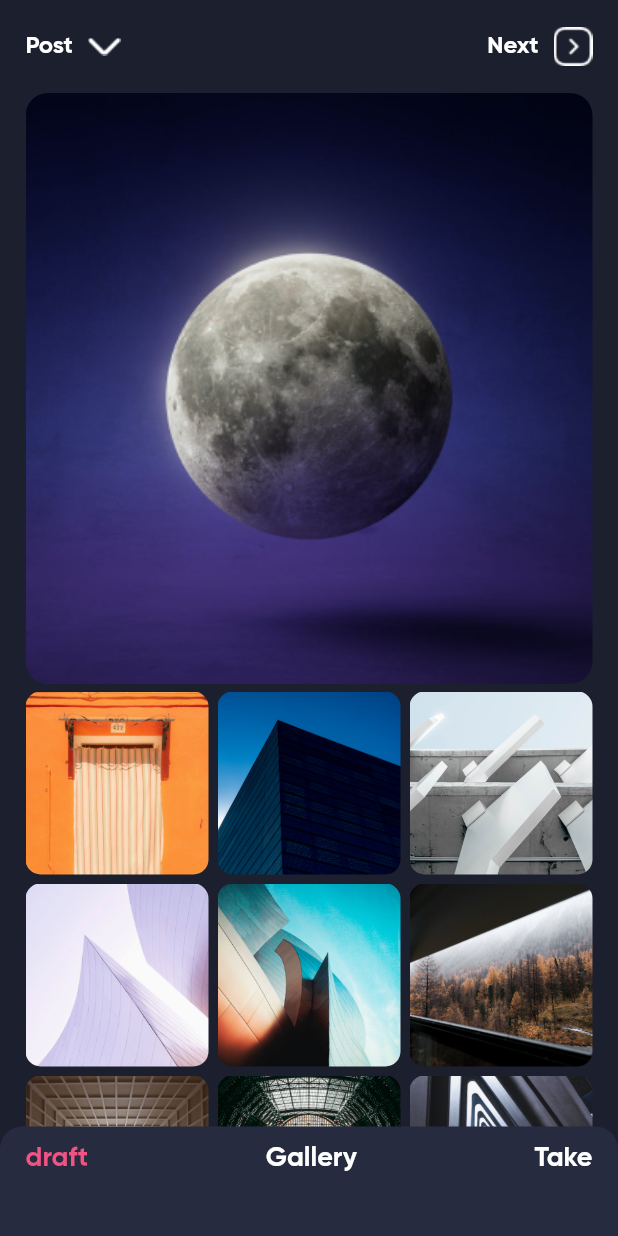
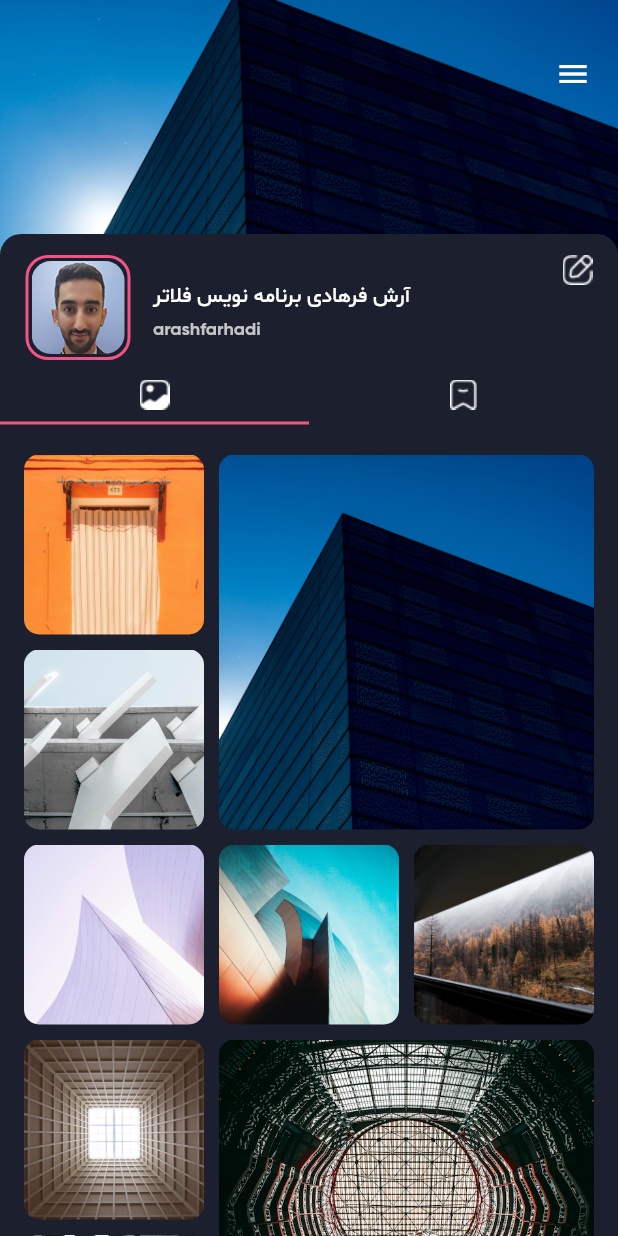
Before and after one commit to efarhadi/instagram, a Flutter app: the screen it shows after launch, on a phone screen of 412 x 824 dp. Run offline on Flutter 3.47's test engine with Material 2 defaults, Android fonts, the phone set to English and light mode, and no system bars; our stand-ins replace dotted_border.

Commit message:
implement Profile Screen

```diff
--- a/lib/main.dart
+++ b/lib/main.dart
@@ -1,9 +1,11 @@
 import 'package:flutter/material.dart';
+import 'package:instagram_app/screens/activity_screen.dart';
 import 'package:instagram_app/screens/add_post_screen.dart';
 import 'package:instagram_app/screens/home_screen.dart';
 import 'package:instagram_app/screens/login_screen.dart';
 import 'package:instagram_app/screens/search_screen.dart';
 import 'package:instagram_app/screens/switch_account_screen.dart';
+import 'package:instagram_app/screens/user_profile_screen.dart';
 
 void main() {
   runApp(Application());
@@ -31,7 +33,7 @@ class Application extends StatelessWidget {
                 textStyle: TextStyle(fontFamily: 'GB', fontSize: 16)),
           )),
       debugShowCheckedModeBanner: false,
-      home: addPost(),
+      home: UserProfile(),
     );
   }
 }
--- /dev/null
+++ b/lib/models/enums/activity_type.dart
@@ -0,0 +1,5 @@
+enum ActivityStatus {
+  following,
+  like,
+  followback,
+}
--- /dev/null
+++ b/lib/screens/user_profile_screen.dart
@@ -0,0 +1,198 @@
+import 'package:flutter/material.dart';
+import 'package:flutter_staggered_grid_view/flutter_staggered_grid_view.dart';
+
+class UserProfile extends StatelessWidget {
+  const UserProfile({Key? key}) : super(key: key);
+
+  @override
+  Widget build(BuildContext context) {
+    return Scaffold(
+      backgroundColor: Color(0xff1C1F2E),
+      body: SafeArea(
+        child: DefaultTabController(
+          length: 2,
+          child: NestedScrollView(
+            headerSliverBuilder: ((context, IsScrolled) {
+              return [
+                SliverAppBar(
+                  toolbarHeight: 80,
+                  actions: [
+                    Padding(
+                      padding: const EdgeInsets.only(right: 18, top: 18),
+                      child: Icon(
+                        Icons.menu,
+                      ),
+                    )
+                  ],
+                  expandedHeight: 170,
+                  backgroundColor: Color(0xff1C1F2E),
+                  flexibleSpace: FlexibleSpaceBar(
+                    background: Image.asset(
+                      'images/item1.png',
+                      fit: BoxFit.cover,
+                    ),
+                  ),
+                  bottom: PreferredSize(
+                      preferredSize: Size.fromHeight(10),
+                      child: Container(
+                        decoration: BoxDecoration(
+                            color: Color(0xff1C1F2E),
+                            borderRadius: BorderRadius.only(
+                                topRight: Radius.circular(15),
+                                topLeft: Radius.circular(15))),
+                        height: 14,
+                      )),
+                ),
+                SliverToBoxAdapter(
+                  child: _getNameUserProfile(),
+                ),
+                SliverPersistentHeader(
+                  pinned: true,
+                  // floating: true,
+                  delegate: TabBarviewDelegate(
+                    TabBar(
+                      indicatorColor: Color(0xffF35583),
+                      indicatorPadding: EdgeInsets.only(bottom: 5),
+                      indicatorWeight: 2,
+                      tabs: [
+                        Tab(
+                          icon: Image.asset('images/icon_tab_posts.png'),
+                        ),
+                        Tab(
+                          icon: Image.asset('images/icon_tab_bookmark.png'),
+                        )
+                      ],
+                    ),
+                  ),
+                )
+              ];
+            }),
+            body: TabBarView(children: [
+              CustomScrollView(
+                slivers: [
+                  SliverPadding(padding: EdgeInsets.only(top: 15)),
+                  _getProfileContent(),
+                ],
+              ),
+              CustomScrollView(
+                slivers: [
+                  SliverPadding(padding: EdgeInsets.only(top: 15)),
+                  _getProfileContent(),
+                ],
+              ),
+            ]),
+          ),
+        ),
+      ),
+    );
+  }
+
+  Widget _getProfileContent() {
+    return SliverPadding(
+      padding: EdgeInsets.symmetric(horizontal: 16),
+      sliver: SliverGrid(
+        delegate: SliverChildBuilderDelegate(
+            (context, index) => ClipRRect(
+                  borderRadius: BorderRadius.circular(10),
+                  child: Container(
+                    child: Image.asset(
+                      'images/item$index.png',
+                      fit: BoxFit.cover,
+                    ),
+                  ),
+                ),
+            childCount: 10),
+        gridDelegate: SliverQuiltedGridDelegate(
+          crossAxisCount: 3,
+          mainAxisSpacing: 10,
+          crossAxisSpacing: 10,
+          repeatPattern: QuiltedGridRepeatPattern.inverted,
+          pattern: [
+            QuiltedGridTile(1, 1),
+            QuiltedGridTile(2, 2),
+            QuiltedGridTile(1, 1),
+            QuiltedGridTile(1, 1),
+            QuiltedGridTile(1, 1),
+          ],
+        ),
+      ),
+    );
+  }
+
+  Widget _getNameUserProfile() {
+    return Padding(
+      padding: const EdgeInsets.symmetric(horizontal: 17.0),
+      child: Row(
+        crossAxisAlignment: CrossAxisAlignment.start,
+        children: [
+          Container(
+            width: 70,
+            height: 70,
+            padding: EdgeInsets.all(2),
+            decoration: BoxDecoration(
+                border: Border.all(
+                  width: 2,
+                  color: Color(0xffF35383),
+                ),
+                borderRadius: BorderRadius.circular(15)),
+            child: ClipRRect(
+              borderRadius: BorderRadius.circular(13),
+              child: Image.asset(
+                'images/profile.png',
+                fit: BoxFit.cover,
+              ),
+            ),
+          ),
+          SizedBox(
+            width: 15,
+          ),
+          Column(
+            crossAxisAlignment: CrossAxisAlignment.start,
+            mainAxisSize: MainAxisSize.min,
+            children: [
+              SizedBox(
+                height: 18,
+              ),
+              Text(
+                'آرش فرهادی برنامه نویس فلاتر',
+                style: TextStyle(
+                    color: Colors.white, fontSize: 14, fontFamily: 'SM'),
+              ),
+              SizedBox(
+                height: 5,
+              ),
+              Text(
+                'arashfarhadi',
+                style: TextStyle(
+                    fontFamily: 'GB', fontSize: 12, color: Color(0xffC5C5C5)),
+              )
+            ],
+          ),
+          Spacer(),
+          Image.asset('images/icon_profile_edit.png')
+        ],
+      ),
+    );
+  }
+}
+
+class TabBarviewDelegate extends SliverPersistentHeaderDelegate {
+  TabBarviewDelegate(this._tabBar);
+  final TabBar _tabBar;
+  @override
+  Widget build(
+      BuildContext context, double shrinkOffset, bool overlapsContent) {
+    return Container(color: Color(0xff1C1F2E), child: _tabBar);
+  }
+
+  @override
+  double get maxExtent => _tabBar.preferredSize.height;
+
+  @override
+  double get minExtent => _tabBar.preferredSize.height;
+
+  @override
+  bool shouldRebuild(covariant SliverPersistentHeaderDelegate oldDelegate) {
+    return false;
+  }
+}
```
Also changed, not shown: lib/screens/activity_screen.dart (added, +230 -0 lines), lib/screens/search_screen.dart (+1 -37 lines), images/icon_profile_edit.png (added), images/icon_tab_bookmark.png (added), images/icon_tab_posts.png (added).
